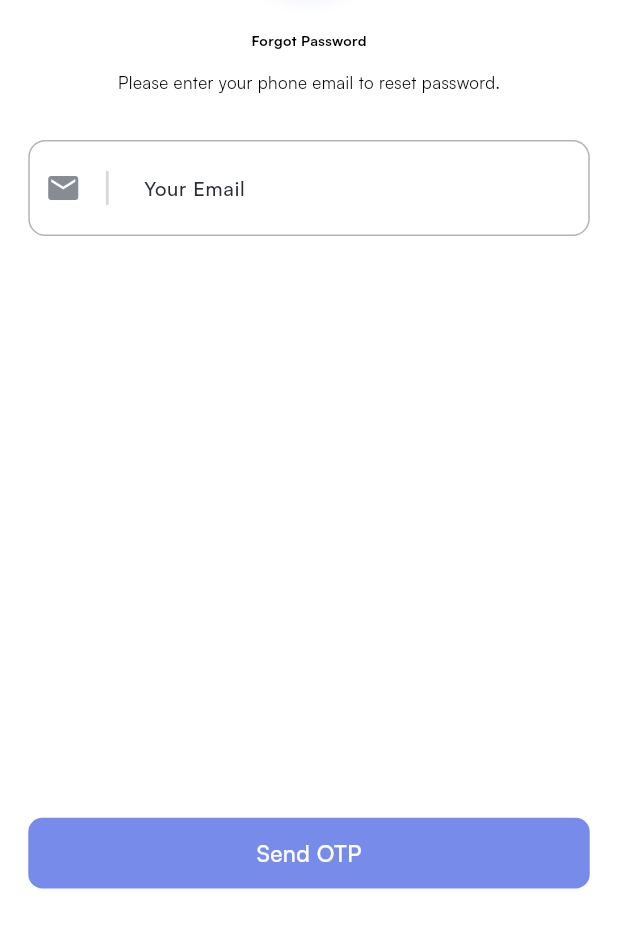
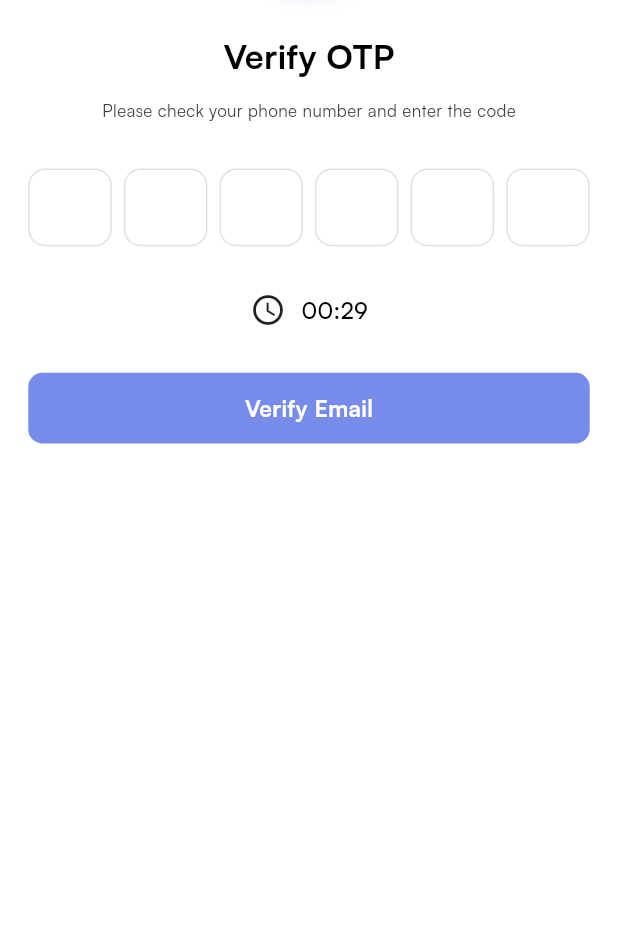
Before and after one commit to Rakibul-E404/kaj-sohayok, a Flutter app: the ForgotPasswordScreen screen opened by its route, after a tap on "Send OTP", on a phone screen of 412 x 824 dp, the part 274-1222 px from its top. Run offline on Flutter 3.47's test engine with Material 3 defaults, Android fonts, the phone set to English and light mode, and no system bars; drawn by our look-alikes of pinput; our stand-ins replace auto_animated, country_code_picker, dropdown_button2, flutter_screenutil, flutter_svg, get and 3 more; missing offline and left inert: dotlottie_loader; accounts and stored records are empty.

Commit message:
otp verify screen, set new password screen, password updated successfully screen added

```diff
--- a/lib/bindings/controllers_binding.dart
+++ b/lib/bindings/controllers_binding.dart
@@ -1,6 +1,8 @@
 import 'package:get/get.dart';
 
 import '../controllers/onboarding_controller.dart';
+import '../controllers/otp_validation_controller.dart';
+import '../controllers/set_new_password_screen_controller.dart';
 import '../controllers/sign_in_screen_controller.dart';
 import '../controllers/sign_up_screen_controller.dart';
 
@@ -10,5 +12,7 @@ class ControllerBindings extends Bindings {
     Get.lazyPut(() => OnboardingController());
     Get.lazyPut(() => SignInScreenController());
     Get.lazyPut(() => SignUpScreenController());
+    Get.lazyPut(() => OtpValidationController());
+    Get.lazyPut(() => SetNewPasswordScreenController());
   }
 }
--- a/lib/constants/text_font_style.dart
+++ b/lib/constants/text_font_style.dart
@@ -31,6 +31,13 @@ class TextFontStyle {
     fontFamily: 'Satoshi',
     fontFamilyFallback: const ['Itern', 'Satoshi'],
     color: AppColors.c292E34,
+    fontSize: 14.sp,
+    fontWeight: FontWeight.w500,
+  );
+  static final headline14w500c000000StyleSatoshi = TextStyle(
+    fontFamily: 'Satoshi',
+    fontFamilyFallback: const ['Itern', 'Satoshi'],
+    color: AppColors.c000000,
     fontSize: 14.sp,
     fontWeight: FontWeight.w500,
   );
@@ -83,6 +90,13 @@ class TextFontStyle {
     fontSize: 16.sp,
     fontWeight: FontWeight.w700,
   );
+  static final headline16w500c000000StyleSatoshi = TextStyle(
+    fontFamily: 'Satoshi',
+    fontFamilyFallback: const ['Itern', 'Satoshi'],
+    color: AppColors.c000000,
+    fontSize: 16.sp,
+    fontWeight: FontWeight.w500,
+  );
   static final headline10w700cFFFFFFStyleSatoshi = TextStyle(
     fontFamily: 'Satoshi',
     fontFamilyFallback: const ['Itern', 'Satoshi'],
@@ -97,6 +111,13 @@ class TextFontStyle {
     fontSize: 10.sp,
     fontWeight: FontWeight.w700,
   );
+  static final headline18w700c000000StyleSatoshi = TextStyle(
+    fontFamily: 'Satoshi',
+    fontFamilyFallback: const ['Itern', 'Satoshi'],
+    color: AppColors.c000000,
+    fontSize: 18.sp,
+    fontWeight: FontWeight.w700,
+  );
   static final headline20w700c4d4d4dStyleSatoshi = TextStyle(
     fontFamily: 'Satoshi',
     fontFamilyFallback: const ['Itern', 'Satoshi'],
@@ -104,14 +125,15 @@ class TextFontStyle {
     fontSize: 20.sp,
     fontWeight: FontWeight.w700,
   );
-  static final headline20w700c202020StyleSatoshi = TextStyle(
+  static final headline24w700c202020StyleSatoshi = TextStyle(
     fontFamily: 'Satoshi',
     fontFamilyFallback: const ['Itern', 'Satoshi'],
     color: AppColors.c202020,
     fontSize: 24.sp,
     fontWeight: FontWeight.w700,
   );
-  static final headline20w700c000000StyleSatoshi = TextStyle(
+
+  static final headline24w700c000000StyleSatoshi = TextStyle(
     fontFamily: 'Satoshi',
     fontFamilyFallback: const ['Itern', 'Satoshi'],
     color: AppColors.c000000,
@@ -122,6 +144,13 @@ class TextFontStyle {
     fontFamily: 'Satoshi',
     fontFamilyFallback: const ['Itern', 'Satoshi'],
     color: AppColors.c000000,
+    fontSize: 12.sp,
+    fontWeight: FontWeight.w400,
+  );
+  static final headline12w400c494949StyleSatoshi = TextStyle(
+    fontFamily: 'Satoshi',
+    fontFamilyFallback: const ['Itern', 'Satoshi'],
+    color: AppColors.c494949,
     fontSize: 12.sp,
     fontWeight: FontWeight.w400,
   );
--- /dev/null
+++ b/lib/controllers/otp_validation_controller.dart
@@ -0,0 +1,50 @@
+import 'dart:async';
+import 'package:get/get.dart';
+
+class OtpValidationController extends GetxController {
+  var pin = ''.obs;
+
+  // Timer
+  var secondsRemaining = 30.obs;
+  Timer? _timer;
+  RxBool isOtpExpired = false.obs;
+
+  @override
+  void onInit() {
+    super.onInit();
+    startTimer();
+  }
+
+  // Validate OTP
+  String? validatePin(String? value) {
+    if (value == null || value.isEmpty) return 'OTP cannot be empty';
+    return value == '222222' ? null : 'OTP is incorrect';
+  }
+
+  // Called when OTP completed
+  void onCompleted(String value) {
+    pin.value = value;
+    print('Entered OTP: $value');
+  }
+
+  // Start countdown timer
+  void startTimer() {
+    _timer?.cancel();
+    secondsRemaining.value = 30;
+    _timer = Timer.periodic(Duration(seconds: 1), (timer) {
+      if (secondsRemaining.value > 0) {
+        secondsRemaining.value--;
+      } else {
+        timer.cancel();
+        isOtpExpired.value = true;
+      }
+    });
+  }
+
+  // Dispose timer
+  @override
+  void onClose() {
+    _timer?.cancel();
+    super.onClose();
+  }
+}
--- /dev/null
+++ b/lib/controllers/set_new_password_screen_controller.dart
@@ -0,0 +1,21 @@
+import 'package:flutter/widgets.dart';
+import 'package:get/get.dart';
+
+class SetNewPasswordScreenController extends GetxController {
+  TextEditingController newPaswordController = TextEditingController();
+  TextEditingController confirmPaswordController = TextEditingController();
+
+  ///Function To Set Password Visibility
+  RxBool isVisible = false.obs;
+
+  void setPasswrdVisibility() {
+    isVisible.value = !isVisible.value;
+  }
+
+  ///Function To Set Confirm Password Visibility
+  RxBool isConfirmPasswordVisible = false.obs;
+
+  void setConfirmPasswrdVisibility() {
+    isConfirmPasswordVisible.value = !isConfirmPasswordVisible.value;
+  }
+}
--- a/lib/custom_widgets/custom_elevated_button.dart
+++ b/lib/custom_widgets/custom_elevated_button.dart
@@ -56,7 +56,7 @@ class CustomElevatedButton extends StatelessWidget {
                 buttonTitle ?? "",
                 style:
                     textStyle ??
-                    TextFontStyle.headline16w500cFFFFFFStyleSatoshi,
+                    TextFontStyle.headline16w700cFFFFFFStyleSatoshi,
               ),
         ),
       ),
--- a/lib/features/auth/forgot_password/presentation/forgot_password_screen.dart
+++ b/lib/features/auth/forgot_password/presentation/forgot_password_screen.dart
@@ -1,11 +1,15 @@
+import 'dart:developer';
+
 import 'package:flutter/material.dart';
 import 'package:flutter_screenutil/flutter_screenutil.dart';
 import 'package:flutter_svg/svg.dart';
+import 'package:get/get.dart';
 import 'package:kaz_bd/constants/text_font_style.dart';
 import 'package:kaz_bd/custom_widgets/custom_elevated_button.dart';
 import 'package:kaz_bd/gen/colors.gen.dart';
 import 'package:kaz_bd/helpers/custom_text_form_field.dart';
 import 'package:kaz_bd/helpers/ui_helpers.dart';
+import 'package:kaz_bd/routes/routes.dart';
 
 import '../../../../gen/assets.gen.dart';
 
@@ -69,7 +73,13 @@ class ForgotPasswordScreen extends StatelessWidget {
               Spacer(),
 
               ///Section : Button -> Send OTP
-              CustomElevatedButton(onTap: () {}, buttonTitle: "Send OTP"),
+              CustomElevatedButton(
+                onTap: () {
+                  log("Send OTP Button Pressed!");
+                  Get.toNamed(Routes.verifyOtpScreen);
+                },
+                buttonTitle: "Send OTP",
+              ),
               UIHelper.verticalSpace(32.h),
             ],
           ),
--- a/lib/features/auth/sign_in/presentation/sign_in_screen.dart
+++ b/lib/features/auth/sign_in/presentation/sign_in_screen.dart
@@ -55,7 +55,7 @@ class SignInScreen extends StatelessWidget {
                 ///Section : Text -> sign in your account
                 Text(
                   "Sign In Your Account",
-                  style: TextFontStyle.headline20w700c000000StyleSatoshi,
+                  style: TextFontStyle.headline24w700c000000StyleSatoshi,
                 ),
                 UIHelper.verticalSpace(14.h),
 
--- a/lib/features/auth/sign_up/presentation/sign_up_screen.dart
+++ b/lib/features/auth/sign_up/presentation/sign_up_screen.dart
@@ -72,7 +72,7 @@ class SignUpScreen extends StatelessWidget {
                 ///Section : Text -> sign in your account
                 Text(
                   "Sign Up Your Account",
-                  style: TextFontStyle.headline20w700c000000StyleSatoshi,
+                  style: TextFontStyle.headline24w700c000000StyleSatoshi,
                 ),
                 UIHelper.verticalSpace(14.h),
 
--- /dev/null
+++ b/lib/features/auth/verify_otp/verify_otp_screen.dart
@@ -0,0 +1,87 @@
+import 'dart:developer';
+
+import 'package:flutter/material.dart';
+import 'package:flutter_screenutil/flutter_screenutil.dart';
+import 'package:kaz_bd/custom_widgets/custom_elevated_button.dart';
+import 'package:kaz_bd/gen/colors.gen.dart';
+import 'package:get/get.dart';
+import 'package:kaz_bd/routes/routes.dart';
+
+import '../../../constants/text_font_style.dart';
+import '../../../controllers/otp_validation_controller.dart';
+import '../../../gen/assets.gen.dart';
+import '../../../helpers/ui_helpers.dart';
+import 'widgets/pinput_widget.dart';
+
+class VerifyOtpScreen extends StatelessWidget {
+  VerifyOtpScreen({super.key});
+
+  OtpValidationController controller = Get.put(OtpValidationController());
+
+  @override
+  Widget build(BuildContext context) {
+    return Scaffold(
+      backgroundColor: AppColors.scaffoldBackgroundColor,
+      body: SafeArea(
+        child: Padding(
+          padding: EdgeInsets.all(UIHelper.kDefaulutPadding()),
+          child: SingleChildScrollView(
+            child: Column(
+              children: [
+                UIHelper.verticalSpace(68.h),
+
+                ///AppLogo
+                Container(
+                  width: 96.w,
+                  height: 96.h,
+                  decoration: BoxDecoration(
+                    color: AppColors.cFFFFFF,
+                    shape: BoxShape.circle,
+                    image: DecorationImage(
+                      fit: BoxFit.cover,
+                      image: AssetImage(Assets.images.appLogo.path),
+                    ),
+                    boxShadow: [
+                      BoxShadow(
+                        color: AppColors.ca4b1f2.withAlpha(80),
+                        blurRadius: 12.r,
+                        offset: const Offset(0, 6),
+                      ),
+                    ],
+                  ),
+                ),
+                UIHelper.verticalSpace(32.h),
+
+                ///Section : text -> Forgot Password
+                Text(
+                  "Verify OTP",
+                  style: TextFontStyle.headline24w700c000000StyleSatoshi,
+                ),
+                UIHelper.verticalSpace(14.h),
+
+                ///Section : text -> Please check your phone number and enter the code
+                Text(
+                  "Please check your phone number and enter the code",
+                  style: TextFontStyle.headline12w400c414141StyleSatoshi,
+                ),
+                UIHelper.verticalSpace(32.h),
+
+                ///Section : OTP Form Field
+                CustomPinInput(),
+                UIHelper.verticalSpace(32.h),
+
+                CustomElevatedButton(
+                  onTap: () {
+                    log("Verify Email button taped!");
+                    Get.toNamed(Routes.setNewPasswordScreen);
+                  },
+                  buttonTitle: "Verify Email",
+                ),
+              ],
+            ),
+          ),
+        ),
+      ),
+    );
+  }
+}
--- /dev/null
+++ b/lib/features/auth/verify_otp/widgets/pinput_widget.dart
@@ -0,0 +1,100 @@
+import 'dart:developer';
+
+import 'package:flutter/material.dart';
+import 'package:flutter_screenutil/flutter_screenutil.dart';
+import 'package:kaz_bd/constants/text_font_style.dart';
+import 'package:kaz_bd/gen/colors.gen.dart';
+import 'package:pinput/pinput.dart';
+import 'package:get/get.dart';
+import '../../../../controllers/otp_validation_controller.dart';
+import '../../../../helpers/ui_helpers.dart';
+
+class CustomPinInput extends StatelessWidget {
+  final OtpValidationController controller = Get.put(OtpValidationController());
+
+  CustomPinInput({super.key});
+
+  @override
+  Widget build(BuildContext context) {
+    final defaultPinTheme = PinTheme(
+      width: 55.w,
+      height: 55.h,
+      textStyle: TextFontStyle.headline16w700c000000StyleSatoshi,
+      decoration: BoxDecoration(
+        color: AppColors.cFFFFFF,
+        borderRadius: BorderRadius.circular(12.r),
+        border: Border.all(color: AppColors.ce4dfdf),
+      ),
+    );
+
+    final focusedPinTheme = defaultPinTheme.copyDecorationWith(
+      border: Border.all(color: AppColors.c778beb),
+      borderRadius: BorderRadius.circular(12.r),
+    );
+
+    final submittedPinTheme = defaultPinTheme.copyWith(
+      decoration: defaultPinTheme.decoration!.copyWith(
+        color: AppColors.cFFFFFF,
+      ),
+    );
+
+    return Column(
+      children: [
+        Pinput(
+          length: 6,
+          defaultPinTheme: defaultPinTheme,
+          focusedPinTheme: focusedPinTheme,
+          submittedPinTheme: submittedPinTheme,
+          validator: controller.validatePin,
+          pinputAutovalidateMode: PinputAutovalidateMode.onSubmit,
+          showCursor: true,
+          cursor: Container(width: 20.w, height: 2.h, color: AppColors.c778beb),
+          onCompleted: controller.onCompleted,
+        ),
+        UIHelper.verticalSpace(32.h),
+
+        Obx(() {
+          final seconds = controller.secondsRemaining.value;
+          return controller.isOtpExpired.value
+              ? RichText(
+                  text: TextSpan(
+                    children: [
+                      TextSpan(
+                        text: "Didn’t receive code? ",
+                        style: TextFontStyle.headline14w500c606060StyleSatoshi,
+                      ),
+                      WidgetSpan(
+                        alignment: PlaceholderAlignment.middle,
+                        child: InkWell(
+                          onTap: () {
+                            log("Resend Code Taped!");
+                          },
+                          child: Text(
+                            "Resend Code",
+                            style: TextFontStyle
+                                .headline14w500c000000StyleSatoshi
+                                .copyWith(color: AppColors.cea464a),
+                          ),
+                        ),
+                      ),
+                    ],
+                  ),
+                )
+              : Row(
+                  mainAxisAlignment: MainAxisAlignment.center,
+                  children: [
+                    Icon(Icons.access_time_rounded),
+                    UIHelper.horizontalSpace(10.w),
+
+                    ///OTP Expires section
+                    Text(
+                      '00:${seconds.toString().padLeft(2, '0')}',
+                      style: TextFontStyle.headline16w500c000000StyleSatoshi,
+                    ),
+                  ],
+                );
+        }),
+      ],
+    );
+  }
+}
--- a/lib/features/welcome/choose_role/presentation/choose_role_screen.dart
+++ b/lib/features/welcome/choose_role/presentation/choose_role_screen.dart
@@ -45,7 +45,7 @@ class ChooseRoleScreen extends StatelessWidget {
                 ///Section -> Text : Choose your role below
                 Text(
                   "Choose Your Role Below",
-                  style: TextFontStyle.headline20w700c202020StyleSatoshi,
+                  style: TextFontStyle.headline24w700c202020StyleSatoshi,
                 ),
                 UIHelper.verticalSpace(14.h),
 
--- a/lib/gen/assets.gen.dart
+++ b/lib/gen/assets.gen.dart
@@ -101,6 +101,10 @@ class $AssetsImagesGen {
   AssetGenImage get onboardingImage =>
       const AssetGenImage('assets/images/onboarding_image.png');
 
+  /// File path: assets/images/reset_done_image.png
+  AssetGenImage get resetDoneImage =>
+      const AssetGenImage('assets/images/reset_done_image.png');
+
   /// List of all assets
   List<AssetGenImage> get values => [
     appLogo,
@@ -108,6 +112,7 @@ class $AssetsImagesGen {
     doneImage,
     errorImage,
     onboardingImage,
+    resetDoneImage,
   ];
 }
 
--- a/lib/gen/colors.gen.dart
+++ b/lib/gen/colors.gen.dart
@@ -31,6 +31,9 @@ class AppColors {
 
   /// Color: #FF414141
   static const Color c414141 = Color(0xFF414141);
+
+  /// Color: #FF494949
+  static const Color c494949 = Color(0xFF494949);
 
   /// Color: #FF4b4d51
   static const Color c4b4d51 = Color(0xFF4B4D51);
@@ -68,8 +71,14 @@ class AppColors {
   /// Color: #FFb4b4b4
   static const Color cb4b4b4 = Color(0xFFB4B4B4);
 
+  /// Color: #FFb5b5b5
+  static const Color cb5b5b5 = Color(0xFFB5B5B5);
+
   /// Color: #FFd9d9d9
   static const Color cd9d9d9 = Color(0xFFD9D9D9);
+
+  /// Color: #FFe4dfdf
+  static const Color ce4dfdf = Color(0xFFE4DFDF);
 
   /// Color: #FFe6e6e6
   static const Color ce6e6e6 = Color(0xFFE6E6E6);
@@ -77,6 +86,9 @@ class AppColors {
   /// Color: #FFe7e5df
   static const Color ce7e5df = Color(0xFFE7E5DF);
 
+  /// Color: #FFea464a
+  static const Color cea464a = Color(0xFFEA464A);
+
   /// Color: #FFFFFFFF
   static const Color scaffoldBackgroundColor = Color(0xFFFFFFFF);
 }
--- a/lib/routes/routes.dart
+++ b/lib/routes/routes.dart
@@ -2,11 +2,14 @@ import 'dart:io';
 import 'package:flutter/material.dart'; // 👈 Needed for BuildContext, Widget, FadeTransition
 import 'package:get/get.dart';
 import 'package:kaz_bd/features/auth/forgot_password/presentation/forgot_password_screen.dart';
+import 'package:kaz_bd/features/auth/set_new_password/presentation/set_new_password_screen.dart';
 import 'package:kaz_bd/features/auth/sign_in/presentation/sign_in_screen.dart';
 import 'package:kaz_bd/features/auth/sign_up/presentation/sign_up_screen.dart';
 import 'package:kaz_bd/features/welcome/choose_role/presentation/choose_role_screen.dart';
 import 'package:kaz_bd/features/welcome/onboarding/onboarding_screen.dart';
 import 'package:kaz_bd/features/welcome/splash/presentation/splash_screen.dart';
+
+import '../features/auth/verify_otp/verify_otp_screen.dart';
 
 class Routes {
   static const String splashScreen = '/';
@@ -15,6 +18,8 @@ class Routes {
   static const String signInScreen = '/sign_in_screen';
   static const String signUpScreen = '/signup_screen';
   static const String forgotPasswordScreen = '/forgot_password_screen';
+  static const String verifyOtpScreen = '/verify_otp_screen';
+  static const String setNewPasswordScreen = '/set_newpassword_screen';
 
   static final appRoutes = [
     ///Splash Screen
@@ -66,6 +71,24 @@ class Routes {
     GetPage(
       name: forgotPasswordScreen,
       page: () => ForgotPasswordScreen(),
+      transition: _transition(),
+      customTransition: _customTransition(),
+      transitionDuration: _duration(),
+    ),
+
+    ///Forgot Password Screen
+    GetPage(
+      name: verifyOtpScreen,
+      page: () => VerifyOtpScreen(),
+      transition: _transition(),
+      customTransition: _customTransition(),
+      transitionDuration: _duration(),
+    ),
+
+    ///SetNew Password Screen
+    GetPage(
+      name: setNewPasswordScreen,
+      page: () => SetNewPasswordScreen(),
       transition: _transition(),
       customTransition: _customTransition(),
       transitionDuration: _duration(),
--- a/pubspec.yaml
+++ b/pubspec.yaml
@@ -54,6 +54,7 @@ dependencies:
   dotlottie_loader: ^0.0.5
   country_code_picker: ^3.4.0
   dropdown_button2: ^2.3.9
+
 
 dev_dependencies:
   flutter_test:
```
Also changed, not shown: lib/features/auth/set_new_password/presentation/set_new_password_screen.dart (added, +214 -0 lines), assets/images/reset_done_image.png (added), 1 other file.
